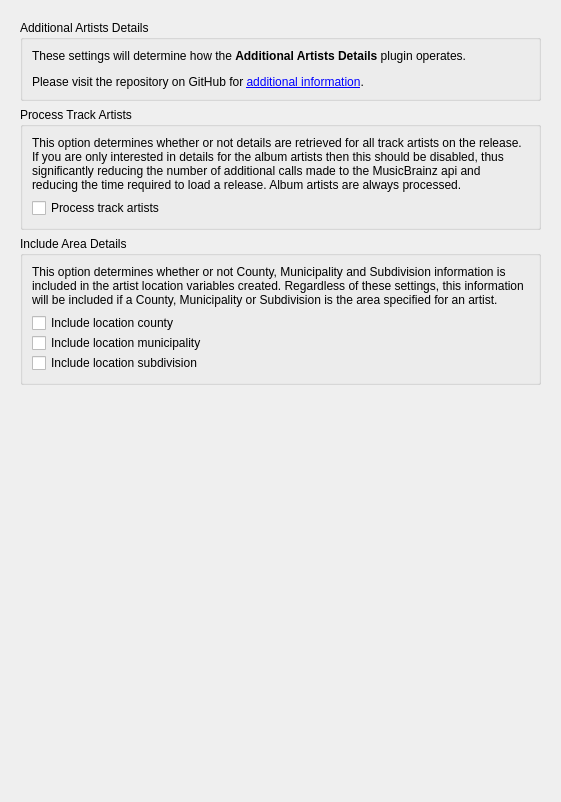
rdswift/picard-plugin-additional-artists-details, file options_additional_artists_details.ui: the form before one commit.
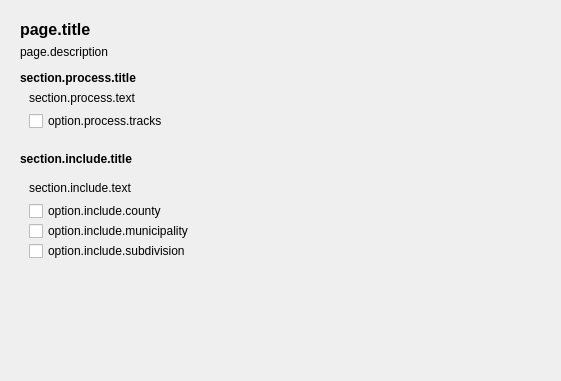
The form after the commit.

Diff of the .ui file:
```diff
--- a/options_additional_artists_details.ui
+++ b/options_additional_artists_details.ui
@@ -7,7 +7,7 @@
     <x>0</x>
     <y>0</y>
     <width>561</width>
-    <height>802</height>
+    <height>381</height>
    </rect>
   </property>
   <property name="minimumSize">
@@ -34,45 +34,85 @@
         <x>0</x>
         <y>0</y>
         <width>543</width>
-        <height>784</height>
+        <height>363</height>
        </rect>
       </property>
       <layout class="QVBoxLayout" name="verticalLayout_2">
        <item>
-        <widget class="QGroupBox" name="gb_description">
-         <property name="title">
-          <string>Additional Artists Details</string>
+        <widget class="QLabel" name="page_title">
+         <property name="font">
+          <font>
+           <pointsize>12</pointsize>
+           <weight>75</weight>
+           <bold>true</bold>
+          </font>
          </property>
-         <layout class="QVBoxLayout" name="verticalLayout_3">
-          <item>
-           <widget class="QLabel" name="format_description">
-            <property name="sizePolicy">
-             <sizepolicy hsizetype="Preferred" vsizetype="Minimum">
-              <horstretch>0</horstretch>
-              <verstretch>0</verstretch>
-             </sizepolicy>
-            </property>
-            <property name="text">
-             <string>&lt;html&gt;&lt;head/&gt;&lt;body&gt;&lt;p&gt;These settings will determine how the &lt;span style=&quot; font-weight:600;&quot;&gt;Additional Artists Details&lt;/span&gt; plugin operates.&lt;/p&gt;&lt;p&gt;Please visit the repository on GitHub for &lt;a href=&quot;https://github.com/rdswift/picard-plugins/blob/2.0_RDS_Plugins/plugins/additional_artists_details/docs/README.md&quot;&gt;&lt;span style=&quot; text-decoration: underline; color:#0000ff;&quot;&gt;additional information&lt;/span&gt;&lt;/a&gt;.&lt;/p&gt;&lt;/body&gt;&lt;/html&gt;</string>
-            </property>
-            <property name="wordWrap">
-             <bool>true</bool>
-            </property>
-           </widget>
-          </item>
-         </layout>
+         <property name="text">
+          <string>page.title</string>
+         </property>
         </widget>
        </item>
        <item>
-        <widget class="QGroupBox" name="gb_process_track_artists">
-         <property name="title">
-          <string>Process Track Artists</string>
+        <widget class="QLabel" name="format_description">
+         <property name="sizePolicy">
+          <sizepolicy hsizetype="Preferred" vsizetype="Minimum">
+           <horstretch>0</horstretch>
+           <verstretch>0</verstretch>
+          </sizepolicy>
          </property>
+         <property name="text">
+          <string>page.description</string>
+         </property>
+         <property name="textFormat">
+          <enum>Qt::MarkdownText</enum>
+         </property>
+         <property name="wordWrap">
+          <bool>true</bool>
+         </property>
+        </widget>
+       </item>
+       <item>
+        <spacer name="verticalSpacer_2">
+         <property name="orientation">
+          <enum>Qt::Vertical</enum>
+         </property>
+         <property name="sizeType">
+          <enum>QSizePolicy::Fixed</enum>
+         </property>
+         <property name="sizeHint" stdset="0">
+          <size>
+           <width>20</width>
+           <height>6</height>
+          </size>
+         </property>
+        </spacer>
+       </item>
+       <item>
+        <widget class="QLabel" name="process_section_title">
+         <property name="font">
+          <font>
+           <weight>75</weight>
+           <bold>true</bold>
+          </font>
+         </property>
+         <property name="text">
+          <string>section.process.title</string>
+         </property>
+        </widget>
+       </item>
+       <item>
+        <widget class="QFrame" name="process_section_frame">
          <layout class="QVBoxLayout" name="verticalLayout_4">
+          <property name="topMargin">
+           <number>0</number>
+          </property>
           <item>
            <widget class="QLabel" name="label">
             <property name="text">
-             <string>&lt;html&gt;&lt;head/&gt;&lt;body&gt;&lt;p&gt;This option determines whether or not details are retrieved for all track artists on the release. If you are only interested in details for the album artists then this should be disabled, thus significantly reducing the number of additional calls made to the MusicBrainz api and reducing the time required to load a release.  Album artists are always processed.&lt;/p&gt;&lt;/body&gt;&lt;/html&gt;</string>
+             <string>section.process.text</string>
+            </property>
+            <property name="textFormat">
+             <enum>Qt::MarkdownText</enum>
             </property>
             <property name="wordWrap">
              <bool>true</bool>
@@ -82,7 +122,7 @@
           <item>
            <widget class="QCheckBox" name="cb_process_tracks">
             <property name="text">
-             <string>Process track artists</string>
+             <string>option.process.tracks</string>
             </property>
            </widget>
           </item>
@@ -90,15 +130,44 @@
         </widget>
        </item>
        <item>
-        <widget class="QGroupBox" name="gb_area_details">
-         <property name="title">
-          <string>Include Area Details</string>
+        <spacer name="verticalSpacer_3">
+         <property name="orientation">
+          <enum>Qt::Vertical</enum>
          </property>
+         <property name="sizeType">
+          <enum>QSizePolicy::Fixed</enum>
+         </property>
+         <property name="sizeHint" stdset="0">
+          <size>
+           <width>20</width>
+           <height>6</height>
+          </size>
+         </property>
+        </spacer>
+       </item>
+       <item>
+        <widget class="QLabel" name="include_section_title">
+         <property name="font">
+          <font>
+           <weight>75</weight>
+           <bold>true</bold>
+          </font>
+         </property>
+         <property name="text">
+          <string>section.include.title</string>
+         </property>
+        </widget>
+       </item>
+       <item>
+        <widget class="QFrame" name="include_section_frame">
          <layout class="QVBoxLayout" name="verticalLayout_5">
           <item>
            <widget class="QLabel" name="label_2">
             <property name="text">
-             <string>&lt;html&gt;&lt;head/&gt;&lt;body&gt;&lt;p&gt;This option determines whether or not County, Municipality and Subdivision information is included in the artist location variables created. Regardless of these settings, this information will be included if a County, Municipality or Subdivision is the area specified for an artist.&lt;/p&gt;&lt;/body&gt;&lt;/html&gt;</string>
+             <string>section.include.text</string>
+            </property>
+            <property name="textFormat">
+             <enum>Qt::MarkdownText</enum>
             </property>
             <property name="wordWrap">
              <bool>true</bool>
@@ -116,21 +185,21 @@
             <item>
              <widget class="QCheckBox" name="cb_area_county">
               <property name="text">
-               <string>Include location county</string>
+               <string>option.include.county</string>
               </property>
              </widget>
             </item>
             <item>
              <widget class="QCheckBox" name="cb_area_municipality">
               <property name="text">
-               <string>Include location municipality</string>
+               <string>option.include.municipality</string>
               </property>
              </widget>
             </item>
             <item>
              <widget class="QCheckBox" name="cb_area_subdivision">
               <property name="text">
-               <string>Include location subdivision</string>
+               <string>option.include.subdivision</string>
               </property>
              </widget>
             </item>
@@ -147,7 +216,7 @@
          <property name="sizeHint" stdset="0">
           <size>
            <width>20</width>
-           <height>40</height>
+           <height>1</height>
           </size>
          </property>
         </spacer>
```
Left out of the diff: 6 changed lines with no effect on the pictures.
